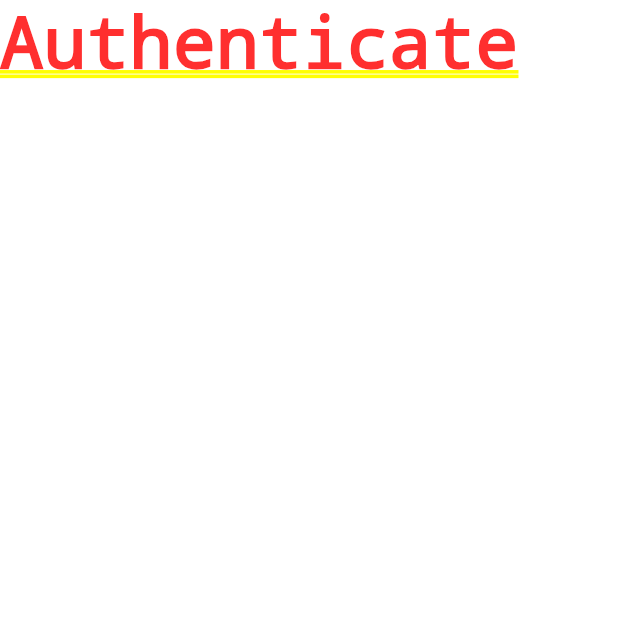
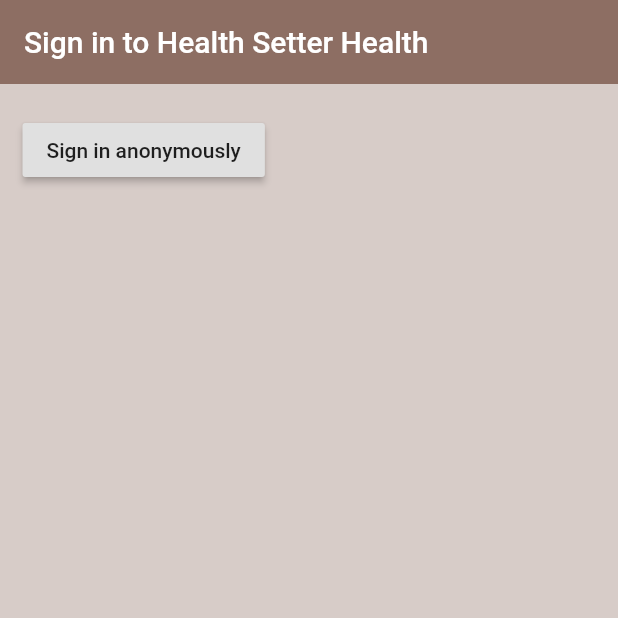
Before and after one commit to rivaldofez/flutterXfirebase, a Flutter app: the screen it shows after launch, on a phone screen of 412 x 824 dp, the top half of it. Run offline on Flutter 3.47's test engine with Material 2 defaults, Android fonts, the phone set to English and light mode, and no system bars; our stand-ins replace firebase_auth; accounts and stored records are empty.

Commit message:
add basic sign in anonymously

```diff
--- a/lib/screens/authenticate/authenticate.dart
+++ b/lib/screens/authenticate/authenticate.dart
@@ -1,4 +1,5 @@
 import 'package:flutter/material.dart';
+import 'package:flutterxfirebase/screens/authenticate/sign_in.dart';
 
 class Authenticate extends StatefulWidget {
   @override
@@ -9,7 +10,7 @@ class _AuthenticateState extends State<Authenticate> {
   @override
   Widget build(BuildContext context) {
     return Container(
-      child: Text('Authenticate'),
+      child: SignIn(),
     );
   }
 }
--- /dev/null
+++ b/lib/screens/authenticate/sign_in.dart
@@ -0,0 +1,38 @@
+import 'package:flutter/material.dart';
+import 'package:flutterxfirebase/services/auth.dart';
+
+class SignIn extends StatefulWidget {
+  @override
+  _SignInState createState() => _SignInState();
+}
+
+class _SignInState extends State<SignIn> {
+  final AuthService _auth = AuthService();
+
+  @override
+  Widget build(BuildContext context) {
+    return Scaffold(
+      backgroundColor: Colors.brown[100],
+      appBar: AppBar(
+        backgroundColor: Colors.brown[400],
+        elevation: 0.0,
+        title: Text('Sign in to Health Setter Health'),
+      ),
+      body: Container(
+        padding: EdgeInsets.symmetric(vertical: 20, horizontal: 15.0),
+        child: RaisedButton(
+          child: Text('Sign in anonymously'),
+          onPressed: () async {
+            dynamic result = await _auth.signInAnon();
+            if (result == null) {
+              print('error signin in');
+            } else {
+              print('signed in');
+              print(result);
+            }
+          },
+        ),
+      ),
+    );
+  }
+}
```
Also changed, not shown: lib/services/auth.dart (added, +23 -0 lines).
